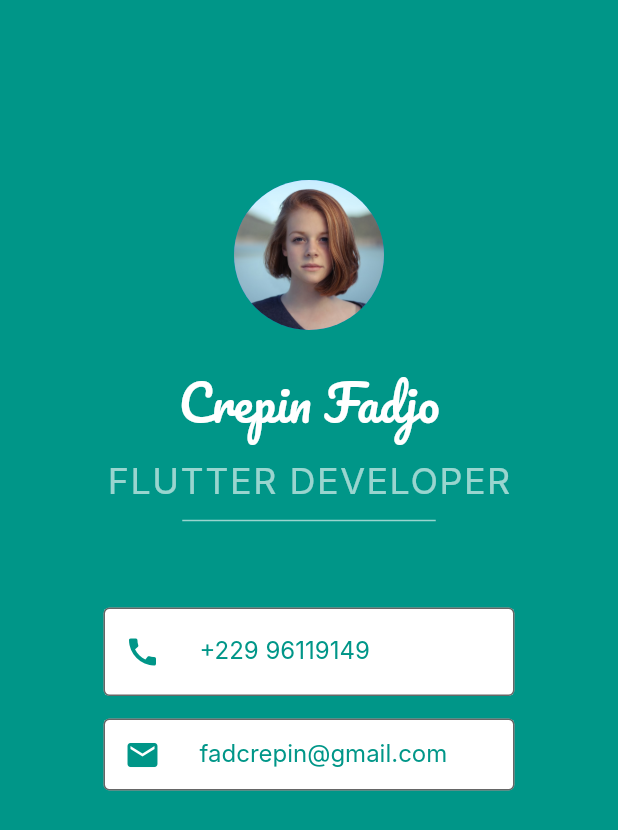
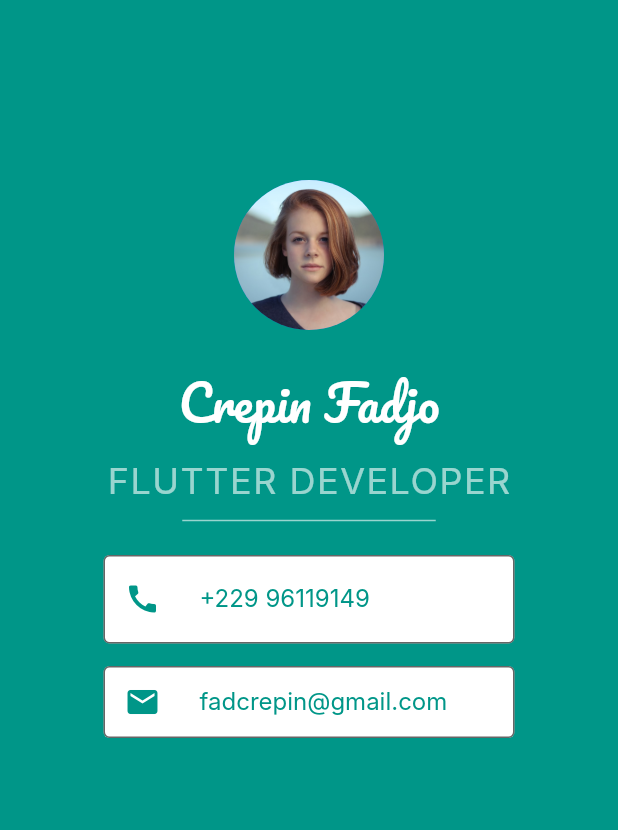
Before and after one commit to nandhinikaruppasamy/card, a Flutter app: the screen it shows after launch, on a phone screen of 412 x 824 dp. Shown: the top 830 px of the screen. Run offline on Flutter 3.47's test engine with Material 2 defaults, Android fonts, the phone set to English and light mode, and no system bars; our stand-ins replace google_fonts; Roboto replaces fonts that are missing (Inter).

Commit message:
initial commit

```diff
--- a/lib/main.dart
+++ b/lib/main.dart
@@ -64,7 +64,7 @@ class MyApp extends StatelessWidget {
                         thickness: 1.0,
                       ),
                     ),
-                    SizedBox(height: 50),
+                    SizedBox(height: 15.0),
                     Padding(
                       padding: const EdgeInsets.symmetric(horizontal: 30.0),
                       child: Padding(
```
